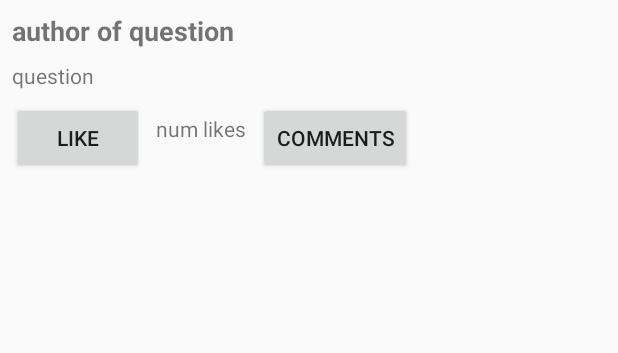
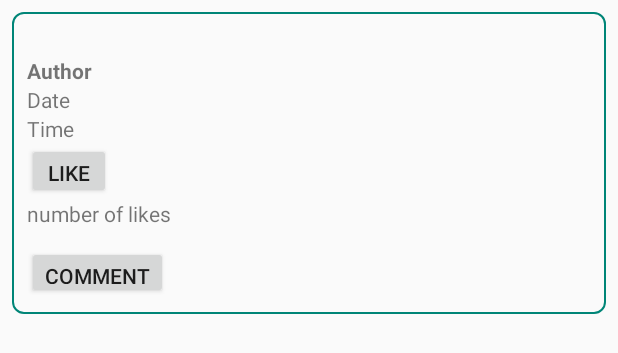
Before and after one commit to DonaldMbara/Link-Online-Tutoring-App-, an Android app: the layout post_template.xml on its own in the app's theme, with its tools: preview values and no code run, on a phone screen of 412 x 824 dp. Shown: the top 353 px of the screen. Run offline under Robolectric (Android 15) with nearby library versions, the phone set to English and light mode, and no system bars; Roboto replaces fonts that are not available here.

Commit message:
changed the cardView in viewPosts

```diff
--- a/app/src/main/java/com/example/link_online_tutoring_app_/ViewPosts.java
+++ b/app/src/main/java/com/example/link_online_tutoring_app_/ViewPosts.java
@@ -328,6 +328,8 @@ class Reply{
         TextView post_caption = constraintLayout.findViewById(R.id.post_caption);
         TextView post_author = constraintLayout.findViewById(R.id.post_author);
         TextView post_likes=constraintLayout.findViewById(R.id.post_likes);
+        TextView post_time=constraintLayout.findViewById(R.id.post_time);
+        TextView post_date=constraintLayout.findViewById(R.id.post_date);
         Button like=constraintLayout.findViewById(R.id.post_like_btn);
         Button goToComments=constraintLayout.findViewById(R.id.post_comments);
         /*
@@ -340,6 +342,8 @@ class Reply{
         post_caption.setText(posts.get(i).getCaption());
         post_author.setText(posts.get(i).getPoster());
         post_likes.setText("number of likes " +posts.get(i).getLikes());
+        post_date.setText(posts.get(i).getDate());
+        post_time.setText(posts.get(i).getTime());
 
         like.setOnClickListener(new View.OnClickListener() {
             @Override
--- /dev/null
+++ b/app/src/main/res/drawable-v24/custom_border.xml
@@ -0,0 +1,11 @@
+<?xml version="1.0" encoding="utf-8"?>
+<shape xmlns:android="http://schemas.android.com/apk/res/android"
+    android:shape="rectangle">
+    <corners android:radius="7dp" />
+    <padding android:left="10dp"
+        android:right="10dp"
+        android:top="10dp"
+        android:bottom="10dp"/>
+    <stroke android:width="1dp" android:color="@color/colorPrimary"/>
+
+</shape>
--- a/app/src/main/res/layout/post_template.xml
+++ b/app/src/main/res/layout/post_template.xml
@@ -3,11 +3,10 @@
     xmlns:app="http://schemas.android.com/apk/res-auto"
     xmlns:tools="http://schemas.android.com/tools"
     android:layout_width="match_parent"
-    android:layout_height="match_parent">
+    android:layout_height="wrap_content">
 
 
-    <TextView
-        android:id="@+id/post_author"
+    <LinearLayout
         android:layout_width="0dp"
         android:layout_height="wrap_content"
         android:layout_marginStart="8dp"
@@ -15,59 +14,61 @@
         android:layout_marginTop="8dp"
         android:layout_marginEnd="8dp"
         android:layout_marginRight="8dp"
-        android:text="author of question"
-        android:textSize="18sp"
-        android:textStyle="bold"
+        android:orientation="vertical"
         app:layout_constraintEnd_toEndOf="parent"
         app:layout_constraintStart_toStartOf="parent"
-        app:layout_constraintTop_toTopOf="parent" />
+        app:layout_constraintTop_toTopOf="parent"
+        android:background="@drawable/custom_border">
+
 
         <TextView
             android:id="@+id/post_caption"
-        android:layout_width="0dp"
+            android:layout_width="match_parent"
             android:layout_height="wrap_content"
-        android:layout_marginStart="8dp"
-        android:layout_marginLeft="8dp"
-        android:layout_marginTop="8dp"
-        android:layout_marginEnd="8dp"
-        android:layout_marginRight="8dp"
-        android:text="question"
-        android:textSize="14sp"
-        app:layout_constraintEnd_toEndOf="parent"
-        app:layout_constraintStart_toStartOf="parent"
-        app:layout_constraintTop_toBottomOf="@+id/post_author" />
+            android:scaleType="centerCrop" />
+
+        <TextView
+            android:id="@+id/post_author"
+            android:layout_width="match_parent"
+            android:layout_height="wrap_content"
+            android:gravity="top"
+            android:text="Author"
+            android:textStyle="bold" />
+
+        <TextView
+            android:id="@+id/post_date"
+            android:layout_width="352dp"
+            android:layout_height="wrap_content"
+            android:gravity="top"
+            android:text="Date" />
+
+        <TextView
+            android:id="@+id/post_time"
+            android:layout_width="match_parent"
+            android:layout_height="wrap_content"
+
+            android:gravity="top"
+            android:text="Time" />
+
+        <Button
+            android:id="@+id/post_like_btn"
+            android:layout_width="56dp"
+            android:layout_height="37dp"
+            android:text="Like" />
 
         <TextView
             android:id="@+id/post_likes"
             android:layout_width="wrap_content"
-        android:layout_height="wrap_content"
-        android:layout_marginStart="8dp"
-        android:layout_marginLeft="8dp"
-        android:layout_marginTop="16dp"
-        android:text="num likes"
-        app:layout_constraintStart_toEndOf="@+id/post_like_btn"
-        app:layout_constraintTop_toBottomOf="@+id/post_caption" />
-
-    <Button
-        android:id="@+id/post_like_btn"
-        android:layout_width="wrap_content"
-        android:layout_height="wrap_content"
-        android:layout_marginStart="8dp"
-        android:layout_marginLeft="8dp"
-        android:layout_marginTop="8dp"
-        android:text="Like"
-        app:layout_constraintStart_toStartOf="parent"
-        app:layout_constraintTop_toBottomOf="@+id/post_caption" />
+            android:layout_height="31dp"
+            android:text="number of likes" />
 
         <Button
             android:id="@+id/post_comments"
             android:layout_width="wrap_content"
-        android:layout_height="wrap_content"
-        android:layout_marginStart="8dp"
-        android:layout_marginLeft="8dp"
-        android:layout_marginTop="8dp"
-        android:text="comments"
-        app:layout_constraintStart_toEndOf="@+id/post_likes"
-        app:layout_constraintTop_toBottomOf="@+id/post_caption" />
+            android:layout_height="35dp"
+            android:text="comment" />
+
+
+    </LinearLayout>
 
 </androidx.constraintlayout.widget.ConstraintLayout>
```
Also changed, not shown: app/src/main/res/layout/cardview_comments_layout.xml (added, +90 -0 lines), app/src/main/res/layout/cardview_replies.xml (added, +77 -0 lines), 1 other file. Lines whose indentation alone changed are shown as unchanged.
